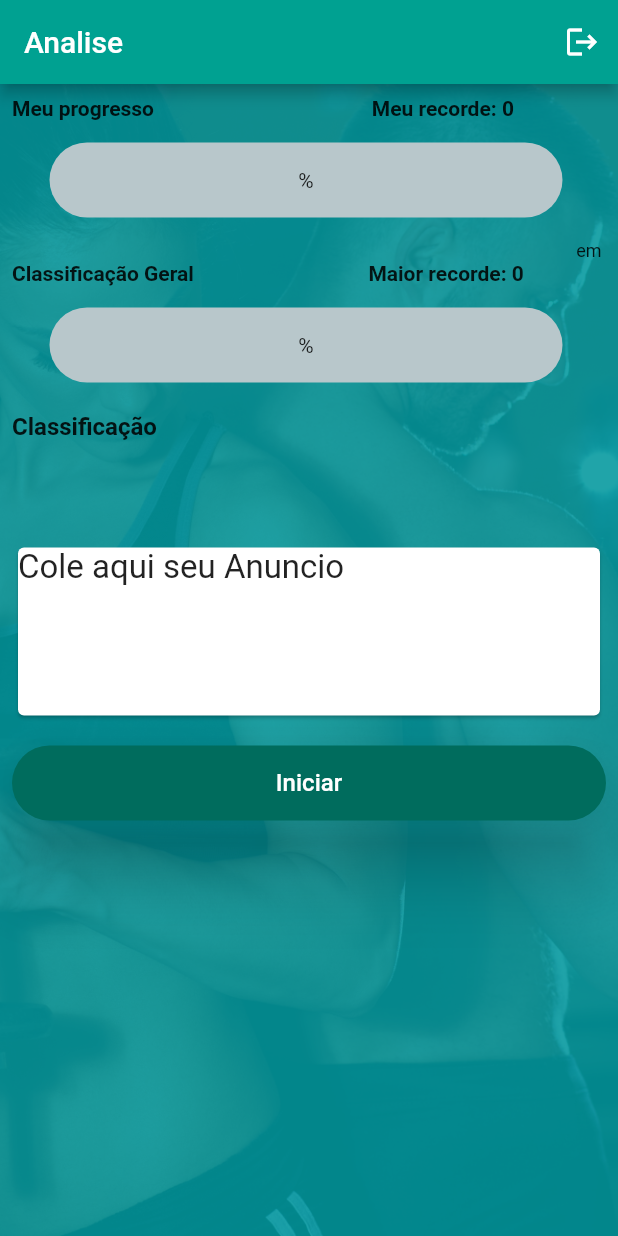
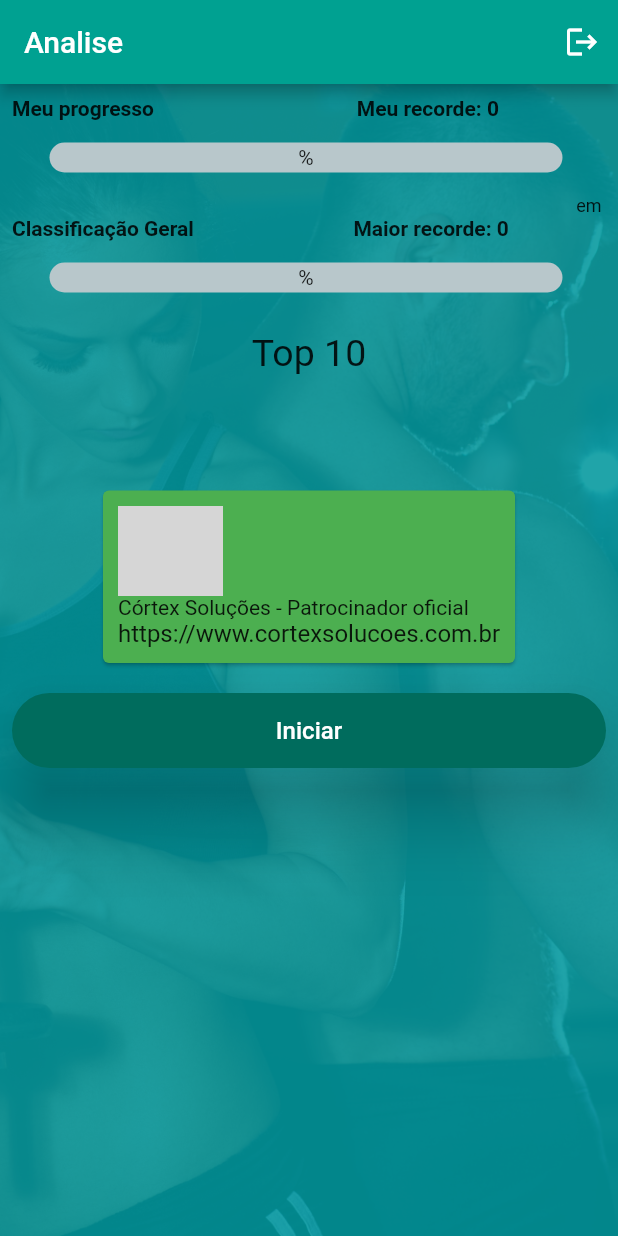
Before and after one commit to mariobyte/musculaquiz, a Flutter app: the Classificacao screen opened directly with empty values, on a phone screen of 412 x 824 dp. Run offline on Flutter 3.47's test engine with Material 2 defaults, Android fonts, the light colour scheme and no system bars; drawn by our look-alikes of percent_indicator; our stand-ins replace cloud_firestore, firebase_auth, firebase_core; missing offline and left inert: flutter_beep; accounts and stored records are empty; network calls fail; grey boxes are pictures that could not be loaded.

Commit message:
ajustes layout tela analise

```diff
--- a/lib/classificacao.dart
+++ b/lib/classificacao.dart
@@ -136,7 +136,7 @@
                         thickness: 0,
                       ),
                       Container(
-                        width: 140.0,
+                        width: 130.0,
                         child: Row(
                           children: <Widget>[
                             Text(
@@ -157,7 +157,7 @@
                     child: new LinearPercentIndicator(
                       width: MediaQuery.of(context).size.width - 50,
                       animation: true,
-                      lineHeight: 50.0,
+                      lineHeight: 20.0,
                       animationDuration: 2000,
                       percent: _percAcertoRecord,
                       center: Text(_percAcertoRecordText + '%'),
@@ -187,7 +187,7 @@
                         thickness: 0,
                       ),
                       Container(
-                        width: 140,
+                        width: 130,
                         child: Row(
                           children: <Widget>[
                             Text(
@@ -208,7 +208,7 @@
                     child: new LinearPercentIndicator(
                       width: MediaQuery.of(context).size.width - 50,
                       animation: true,
-                      lineHeight: 50.0,
+                      lineHeight: 20.0,
                       animationDuration: 2000,
                       percent: _percGeralRecord,
                       center: Text(_percGeralRecordText + '%'),
@@ -222,14 +222,11 @@
                     ],
                   ),
                 ]),
-                Row(
-                  children: <Widget>[
-                    Text(
-                      'Classificação ',
-                      style:
-                          TextStyle(fontSize: 16, fontWeight: FontWeight.bold),
-                    ),
-                  ],
+                Padding(
+                padding: const EdgeInsets.all(6.0),
+                child: Center(child: Text("Top 10",
+                    style: TextStyle(fontSize: 25),
+                  )),
                 ),
                 Row(
                   children: <Widget>[
@@ -313,17 +310,9 @@
                     Container(padding: EdgeInsets.only(left: 0.0, top: 5.0))
                   ],
                 ),
-                SizedBox(
-                  width: 70.0,
-                  height: 120.0,
-                  child: const Card(
-                      child: Text(
-                    'Cole aqui seu Anuncio',
-                    style:
-                        TextStyle(fontSize: 22, fontWeight: FontWeight.normal),
-                  )),
-                ),
-                Padding(
+                  _patrocinio (),
+
+    Padding(
                   padding: EdgeInsets.only(top: 16, bottom: 10),
                   child: ElevatedButton(
                     child: Text(
@@ -542,6 +531,44 @@
     }
   }
 
+
+_patrocinio(){
+    return Container(
+        padding: EdgeInsets.all(0.0),
+        child: Center(
+          child: Column(
+            children: <Widget>[
+              Card(
+                color: Colors.green,
+                child: Container(
+                   padding: EdgeInsets.all(10),
+                   child: Column(
+                    crossAxisAlignment: CrossAxisAlignment.start,
+                    children: <Widget>[
+                       Image.network(
+   'https://cortexsolucoes.com.br/wp-content/uploads/2020/06/Logo-C%C3%B3rtex-Solu%C3%A7%C3%B5es-transp-3-300x157.png',
+                       height: 60,width: 70),
+                       Text(
+                   "Córtex Soluções - Patrocinador oficial",
+                        maxLines: 1,
+                        overflow: TextOverflow.ellipsis,
+                        style: TextStyle(fontSize: 14),
+                      ),
+                       Text(
+                        "https://www.cortexsolucoes.com.br",
+                        style: TextStyle(fontSize: 16),
+                      ),
+                    ]
+                   ),
+                ),
+             ),
+            ],
+          ),
+        ),
+       );
+  }
+
+
   _logout() {
     _deleteFile();
     Navigator.push(context, MaterialPageRoute(builder: (context) => Login()));
```
Also changed, not shown: pubspec.lock, 1 other file.
